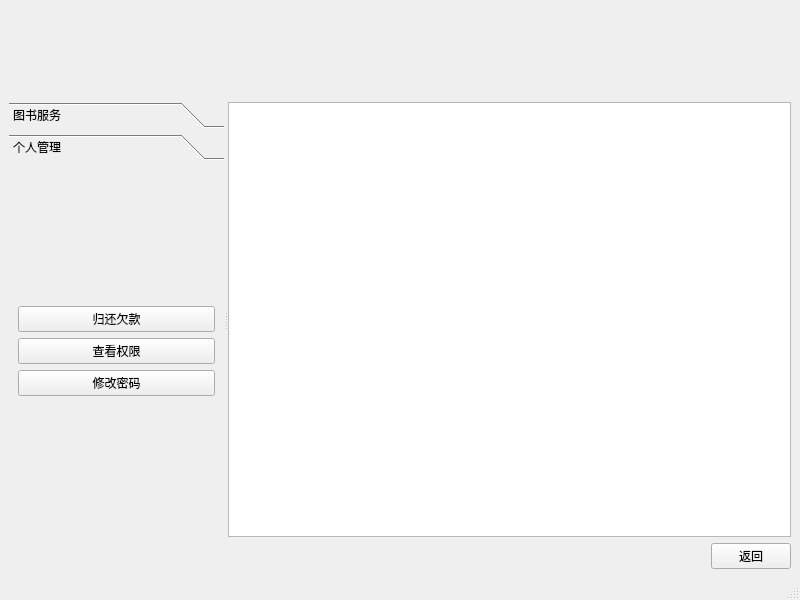
Qt form u_mainwindow.ui (kennyseyes/library-1) before a commit.
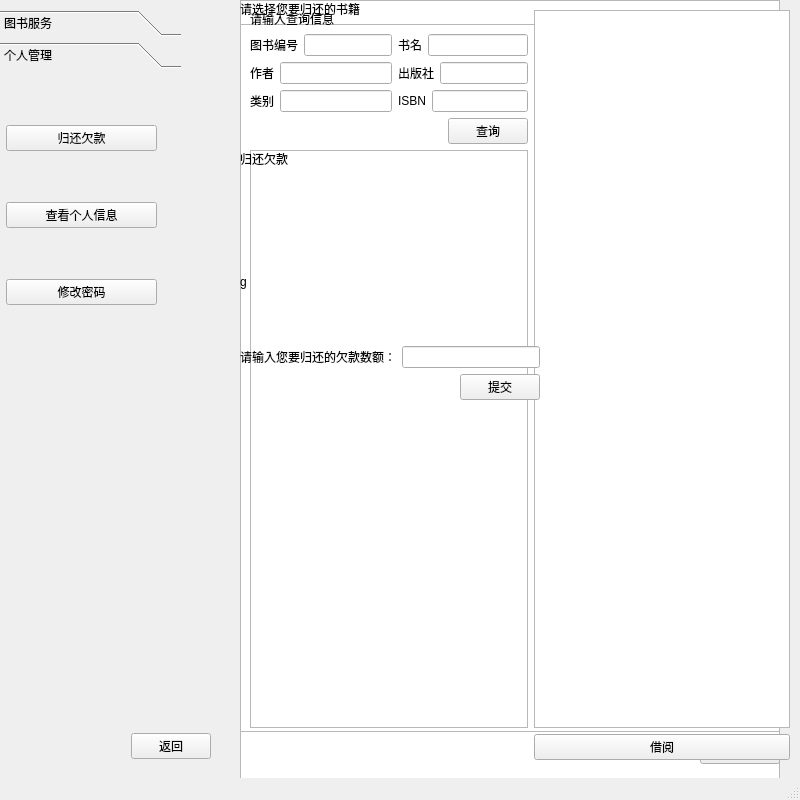
The same form after that commit. The open tabs and pages were chosen to show the change.

```diff
--- a/u_mainwindow.ui
+++ b/u_mainwindow.ui
@@ -7,157 +7,519 @@
     <x>0</x>
     <y>0</y>
     <width>800</width>
-    <height>600</height>
+    <height>800</height>
    </rect>
   </property>
   <property name="windowTitle">
    <string>MainWindow</string>
   </property>
   <widget class="QWidget" name="centralwidget">
-   <layout class="QGridLayout" name="gridLayout">
-    <item row="1" column="0">
-     <widget class="QSplitter" name="splitter">
-      <property name="orientation">
-       <enum>Qt::Horizontal</enum>
-      </property>
-      <widget class="QToolBox" name="toolBox">
-       <property name="currentIndex">
-        <number>0</number>
+   <widget class="QLabel" name="title">
+    <property name="geometry">
+     <rect>
+      <x>6</x>
+      <y>6</y>
+      <width>24</width>
+      <height>48</height>
+     </rect>
+    </property>
+    <property name="sizePolicy">
+     <sizepolicy hsizetype="Preferred" vsizetype="Maximum">
+      <horstretch>0</horstretch>
+      <verstretch>0</verstretch>
+     </sizepolicy>
+    </property>
+    <property name="font">
+     <font>
+      <family>SimSun-ExtB</family>
+      <pointsize>48</pointsize>
+     </font>
+    </property>
+    <property name="text">
+     <string/>
+    </property>
+    <property name="textFormat">
+     <enum>Qt::PlainText</enum>
+    </property>
+   </widget>
+   <widget class="QWidget" name="searchbook" native="true">
+    <property name="enabled">
+     <bool>true</bool>
+    </property>
+    <property name="geometry">
+     <rect>
+      <x>250</x>
+      <y>10</y>
+      <width>540</width>
+      <height>750</height>
+     </rect>
+    </property>
+    <property name="acceptDrops">
+     <bool>false</bool>
+    </property>
+    <property name="autoFillBackground">
+     <bool>false</bool>
+    </property>
+    <layout class="QGridLayout" name="gridLayout_4">
+     <item row="0" column="1">
+      <widget class="QTextEdit" name="info">
+       <property name="sizePolicy">
+        <sizepolicy hsizetype="Minimum" vsizetype="Expanding">
+         <horstretch>0</horstretch>
+         <verstretch>0</verstretch>
+        </sizepolicy>
        </property>
-       <widget class="QWidget" name="widget">
-        <property name="geometry">
-         <rect>
-          <x>0</x>
-          <y>0</y>
-          <width>322</width>
-          <height>169</height>
-         </rect>
-        </property>
-        <attribute name="label">
-         <string>图书服务</string>
-        </attribute>
-        <layout class="QVBoxLayout" name="verticalLayout">
+       <property name="maximumSize">
+        <size>
+         <width>16777191</width>
+         <height>16777215</height>
+        </size>
+       </property>
+      </widget>
+     </item>
+     <item row="0" column="0">
+      <layout class="QVBoxLayout" name="verticalLayout_7">
+       <item>
+        <layout class="QVBoxLayout" name="layout">
          <item>
-          <widget class="QPushButton" name="search">
+          <widget class="QLabel" name="label_7">
+           <property name="enabled">
+            <bool>true</bool>
+           </property>
            <property name="text">
-            <string>查询图书</string>
+            <string>请输入查询信息</string>
            </property>
           </widget>
          </item>
          <item>
-          <widget class="QPushButton" name="form_in">
-           <property name="text">
-            <string>图书借阅（输入表格）</string>
+          <layout class="QVBoxLayout" name="verticalLayout_5">
+           <item>
+            <layout class="QGridLayout" name="gridLayout">
+             <item row="0" column="0">
+              <layout class="QHBoxLayout" name="horizontalLayout_2">
+               <item>
+                <widget class="QLabel" name="label">
+                 <property name="text">
+                  <string>图书编号</string>
+                 </property>
+                </widget>
+               </item>
+               <item>
+                <widget class="QLineEdit" name="id"/>
+               </item>
+              </layout>
+             </item>
+             <item row="0" column="1">
+              <layout class="QHBoxLayout" name="horizontalLayout_5">
+               <item>
+                <widget class="QLabel" name="label_5">
+                 <property name="text">
+                  <string>书名</string>
+                 </property>
+                </widget>
+               </item>
+               <item>
+                <widget class="QLineEdit" name="name"/>
+               </item>
+              </layout>
+             </item>
+             <item row="1" column="0">
+              <layout class="QHBoxLayout" name="horizontalLayout_3">
+               <item>
+                <widget class="QLabel" name="label_2">
+                 <property name="text">
+                  <string>作者</string>
+                 </property>
+                </widget>
+               </item>
+               <item>
+                <widget class="QLineEdit" name="author"/>
+               </item>
+              </layout>
+             </item>
+             <item row="1" column="1">
+              <layout class="QHBoxLayout" name="horizontalLayout_6">
+               <item>
+                <widget class="QLabel" name="label_6">
+                 <property name="text">
+                  <string>出版社</string>
+                 </property>
+                </widget>
+               </item>
+               <item>
+                <widget class="QLineEdit" name="publish"/>
+               </item>
+              </layout>
+             </item>
+             <item row="2" column="0">
+              <layout class="QHBoxLayout" name="horizontalLayout_4">
+               <item>
+                <widget class="QLabel" name="label_3">
+                 <property name="text">
+                  <string>类别</string>
+                 </property>
+                </widget>
+               </item>
+               <item>
+                <widget class="QLineEdit" name="type"/>
+               </item>
+              </layout>
+             </item>
+             <item row="2" column="1">
+              <layout class="QHBoxLayout" name="horizontalLayout_7">
+               <item>
+                <widget class="QLabel" name="label_4">
+                 <property name="text">
+                  <string>ISBN</string>
+                 </property>
+                </widget>
+               </item>
+               <item>
+                <widget class="QLineEdit" name="isbn"/>
+               </item>
+              </layout>
+             </item>
+            </layout>
+           </item>
+          </layout>
+         </item>
+         <item>
+          <layout class="QHBoxLayout" name="horizontalLayout_8">
+           <item>
+            <spacer name="horizontalSpacer_2">
+             <property name="orientation">
+              <enum>Qt::Horizontal</enum>
+             </property>
+             <property name="sizeHint" stdset="0">
+              <size>
+               <width>40</width>
+               <height>20</height>
+              </size>
+             </property>
+            </spacer>
+           </item>
+           <item>
+            <widget class="QPushButton" name="search_2">
+             <property name="text">
+              <string>查询</string>
+             </property>
+            </widget>
+           </item>
+          </layout>
+         </item>
+        </layout>
+       </item>
+       <item>
+        <widget class="QListWidget" name="showresult">
+         <property name="sizePolicy">
+          <sizepolicy hsizetype="Preferred" vsizetype="Expanding">
+           <horstretch>0</horstretch>
+           <verstretch>0</verstretch>
+          </sizepolicy>
+         </property>
+        </widget>
+       </item>
+      </layout>
+     </item>
+     <item row="1" column="1">
+      <widget class="QPushButton" name="borrow">
+       <property name="text">
+        <string>借阅</string>
+       </property>
+      </widget>
+     </item>
+    </layout>
+   </widget>
+   <widget class="QWidget" name="returnbook" native="true">
+    <property name="geometry">
+     <rect>
+      <x>240</x>
+      <y>0</y>
+      <width>540</width>
+      <height>764</height>
+     </rect>
+    </property>
+    <layout class="QGridLayout" name="gridLayout_5">
+     <item row="0" column="0">
+      <layout class="QGridLayout" name="gridLayout_2">
+       <item row="0" column="0">
+        <widget class="QLabel" name="label_8">
+         <property name="text">
+          <string>请选择您要归还的书籍</string>
+         </property>
+        </widget>
+       </item>
+       <item row="1" column="0">
+        <widget class="QListWidget" name="showbook"/>
+       </item>
+       <item row="2" column="0">
+        <layout class="QHBoxLayout" name="horizontalLayout_9">
+         <item>
+          <spacer name="horizontalSpacer_3">
+           <property name="orientation">
+            <enum>Qt::Horizontal</enum>
            </property>
-          </widget>
+           <property name="sizeHint" stdset="0">
+            <size>
+             <width>40</width>
+             <height>20</height>
+            </size>
+           </property>
+          </spacer>
          </item>
          <item>
-          <widget class="QPushButton" name="return_2">
+          <widget class="QPushButton" name="return_3">
            <property name="text">
-            <string>归还书籍</string>
+            <string>确认归还</string>
            </property>
           </widget>
          </item>
+        </layout>
+       </item>
+      </layout>
+     </item>
+    </layout>
+   </widget>
+   <widget class="QWidget" name="payback" native="true">
+    <property name="geometry">
+     <rect>
+      <x>240</x>
+      <y>100</y>
+      <width>300</width>
+      <height>300</height>
+     </rect>
+    </property>
+    <layout class="QGridLayout" name="gridLayout_3">
+     <item row="0" column="0">
+      <layout class="QVBoxLayout" name="verticalLayout_8">
+       <item>
+        <widget class="QLabel" name="label_9">
+         <property name="text">
+          <string>归还欠款</string>
+         </property>
+        </widget>
+       </item>
+       <item>
+        <widget class="QLabel" name="label_10">
+         <property name="text">
+          <string>g</string>
+         </property>
+        </widget>
+       </item>
+       <item>
+        <layout class="QHBoxLayout" name="horizontalLayout_10">
          <item>
-          <widget class="QPushButton" name="reserve">
+          <widget class="QLabel" name="label_11">
            <property name="text">
-            <string>预约借书</string>
+            <string>请输入您要归还的欠款数额：</string>
            </property>
           </widget>
          </item>
+         <item>
+          <widget class="QLineEdit" name="debt_2"/>
+         </item>
         </layout>
-       </widget>
-       <widget class="QWidget" name="page_2">
-        <property name="geometry">
-         <rect>
-          <x>0</x>
-          <y>0</y>
-          <width>322</width>
-          <height>169</height>
-         </rect>
-        </property>
-        <attribute name="label">
-         <string>个人管理</string>
-        </attribute>
-        <layout class="QVBoxLayout" name="verticalLayout_3">
+       </item>
+       <item>
+        <layout class="QHBoxLayout" name="horizontalLayout_11">
          <item>
-          <layout class="QVBoxLayout" name="verticalLayout_2">
-           <item>
-            <widget class="QPushButton" name="debt">
-             <property name="text">
-              <string>归还欠款</string>
-             </property>
-            </widget>
-           </item>
-           <item>
-            <widget class="QPushButton" name="permission">
-             <property name="text">
-              <string>查看权限</string>
-             </property>
-            </widget>
-           </item>
-           <item>
-            <widget class="QPushButton" name="changepw">
-             <property name="text">
-              <string>修改密码</string>
-             </property>
-            </widget>
-           </item>
-          </layout>
+          <spacer name="horizontalSpacer_4">
+           <property name="orientation">
+            <enum>Qt::Horizontal</enum>
+           </property>
+           <property name="sizeHint" stdset="0">
+            <size>
+             <width>40</width>
+             <height>20</height>
+            </size>
+           </property>
+          </spacer>
          </item>
+         <item>
+          <widget class="QPushButton" name="pay">
+           <property name="text">
+            <string>提交</string>
+           </property>
+          </widget>
+         </item>
         </layout>
-       </widget>
+       </item>
+      </layout>
+     </item>
+    </layout>
+   </widget>
+   <widget class="QWidget" name="clientinfo" native="true">
+    <property name="geometry">
+     <rect>
+      <x>240</x>
+      <y>0</y>
+      <width>540</width>
+      <height>780</height>
+     </rect>
+    </property>
+    <layout class="QGridLayout" name="gridLayout_6">
+     <item row="0" column="0">
+      <widget class="QListWidget" name="infowig"/>
+     </item>
+    </layout>
+   </widget>
+   <widget class="QWidget" name="layoutWidget">
+    <property name="geometry">
+     <rect>
+      <x>0</x>
+      <y>731</y>
+      <width>211</width>
+      <height>31</height>
+     </rect>
+    </property>
+    <layout class="QHBoxLayout" name="horizontalLayout">
+     <item>
+      <spacer name="horizontalSpacer">
+       <property name="orientation">
+        <enum>Qt::Horizontal</enum>
+       </property>
+       <property name="sizeHint" stdset="0">
+        <size>
+         <width>40</width>
+         <height>20</height>
+        </size>
+       </property>
+      </spacer>
+     </item>
+     <item>
+      <widget class="QPushButton" name="exit">
+       <property name="text">
+        <string>返回</string>
+       </property>
       </widget>
-      <widget class="QPlainTextEdit" name="plainTextEdit"/>
+     </item>
+    </layout>
+   </widget>
+   <widget class="QToolBox" name="toolBox">
+    <property name="geometry">
+     <rect>
+      <x>0</x>
+      <y>10</y>
+      <width>181</width>
+      <height>571</height>
+     </rect>
+    </property>
+    <property name="sizePolicy">
+     <sizepolicy hsizetype="Preferred" vsizetype="Preferred">
+      <horstretch>0</horstretch>
+      <verstretch>0</verstretch>
+     </sizepolicy>
+    </property>
+    <property name="currentIndex">
+     <number>1</number>
+    </property>
+    <widget class="QWidget" name="widget">
+     <property name="geometry">
+      <rect>
+       <x>0</x>
+       <y>0</y>
+       <width>181</width>
+       <height>529</height>
+      </rect>
+     </property>
+     <attribute name="label">
+      <string>图书服务</string>
+     </attribute>
+     <widget class="QWidget" name="layoutWidget">
+      <property name="geometry">
+       <rect>
+        <x>6</x>
+        <y>6</y>
+        <width>161</width>
+        <height>391</height>
+       </rect>
+      </property>
+      <layout class="QVBoxLayout" name="verticalLayout">
+       <item>
+        <widget class="QPushButton" name="search">
+         <property name="text">
+          <string>查询图书</string>
+         </property>
+        </widget>
+       </item>
+       <item>
+        <widget class="QPushButton" name="form_in">
+         <property name="text">
+          <string>图书借阅（输入表格）</string>
+         </property>
+        </widget>
+       </item>
+       <item>
+        <widget class="QPushButton" name="return_2">
+         <property name="text">
+          <string>归还书籍</string>
+         </property>
+        </widget>
+       </item>
+       <item>
+        <widget class="QPushButton" name="reserve">
+         <property name="text">
+          <string>预约借书</string>
+         </property>
+        </widget>
+       </item>
+      </layout>
      </widget>
-    </item>
-    <item row="2" column="0">
-     <layout class="QHBoxLayout" name="horizontalLayout">
-      <item>
-       <spacer name="horizontalSpacer">
-        <property name="orientation">
-         <enum>Qt::Horizontal</enum>
-        </property>
-        <property name="sizeHint" stdset="0">
-         <size>
-          <width>40</width>
-          <height>20</height>
-         </size>
-        </property>
-       </spacer>
-      </item>
-      <item>
-       <widget class="QPushButton" name="exit">
-        <property name="text">
-         <string>返回</string>
-        </property>
-       </widget>
-      </item>
-     </layout>
-    </item>
-    <item row="0" column="0">
-     <widget class="QLabel" name="title">
-      <property name="sizePolicy">
-       <sizepolicy hsizetype="Preferred" vsizetype="Maximum">
-        <horstretch>0</horstretch>
-        <verstretch>0</verstretch>
-       </sizepolicy>
+    </widget>
+    <widget class="QWidget" name="page_2">
+     <property name="geometry">
+      <rect>
+       <x>0</x>
+       <y>0</y>
+       <width>181</width>
+       <height>529</height>
+      </rect>
+     </property>
+     <attribute name="label">
+      <string>个人管理</string>
+     </attribute>
+     <widget class="QWidget" name="layoutWidget">
+      <property name="geometry">
+       <rect>
+        <x>6</x>
+        <y>6</y>
+        <width>151</width>
+        <height>271</height>
+       </rect>
       </property>
-      <property name="font">
-       <font>
-        <family>SimSun-ExtB</family>
-        <pointsize>48</pointsize>
-       </font>
-      </property>
-      <property name="text">
-       <string/>
-      </property>
-      <property name="textFormat">
-       <enum>Qt::PlainText</enum>
-      </property>
+      <layout class="QVBoxLayout" name="verticalLayout_2">
+       <item>
+        <widget class="QPushButton" name="debt">
+         <property name="text">
+          <string>归还欠款</string>
+         </property>
+        </widget>
+       </item>
+       <item>
+        <widget class="QPushButton" name="permission">
+         <property name="text">
+          <string>查看个人信息</string>
+         </property>
+        </widget>
+       </item>
+       <item>
+        <widget class="QPushButton" name="changepw">
+         <property name="text">
+          <string>修改密码</string>
+         </property>
+        </widget>
+       </item>
+      </layout>
      </widget>
-    </item>
-   </layout>
+    </widget>
+   </widget>
+   <zorder>toolBox</zorder>
+   <zorder>layoutWidget</zorder>
+   <zorder>title</zorder>
+   <zorder>clientinfo</zorder>
+   <zorder>returnbook</zorder>
+   <zorder>searchbook</zorder>
+   <zorder>payback</zorder>
   </widget>
   <widget class="QMenuBar" name="menubar">
    <property name="geometry">
```
Left out of the diff: 2 changed lines with no effect on the pictures.
